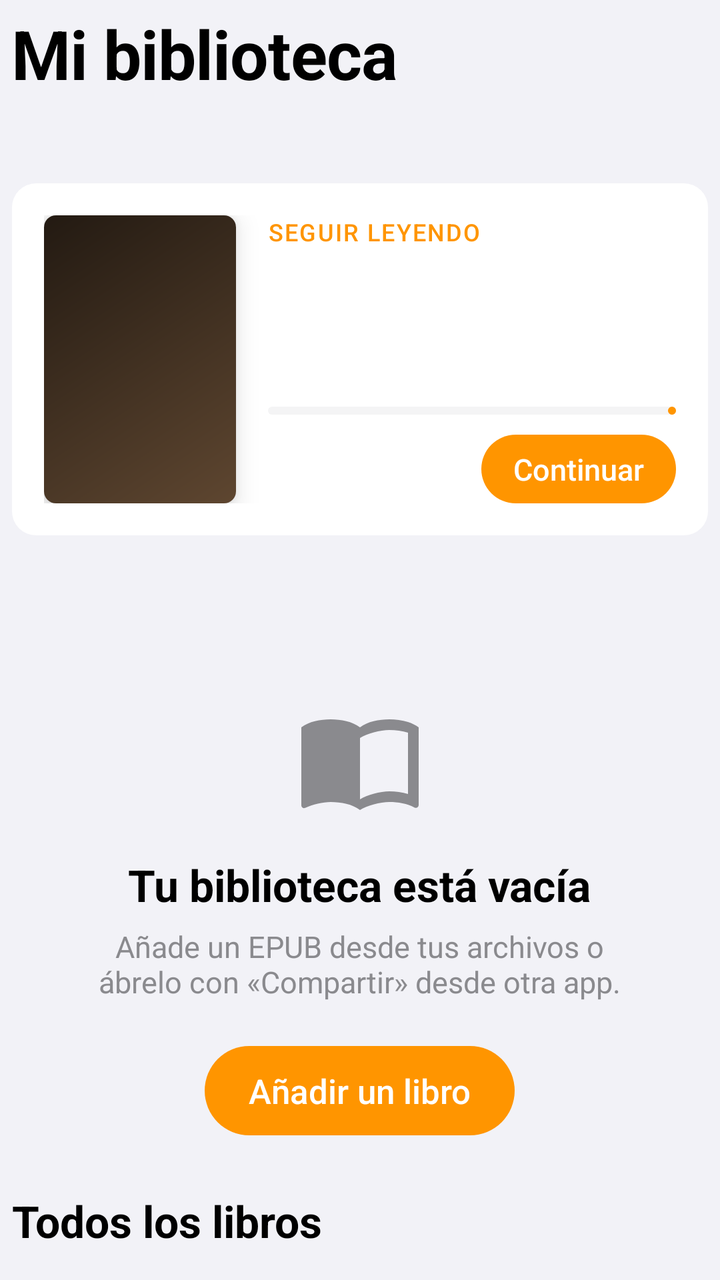
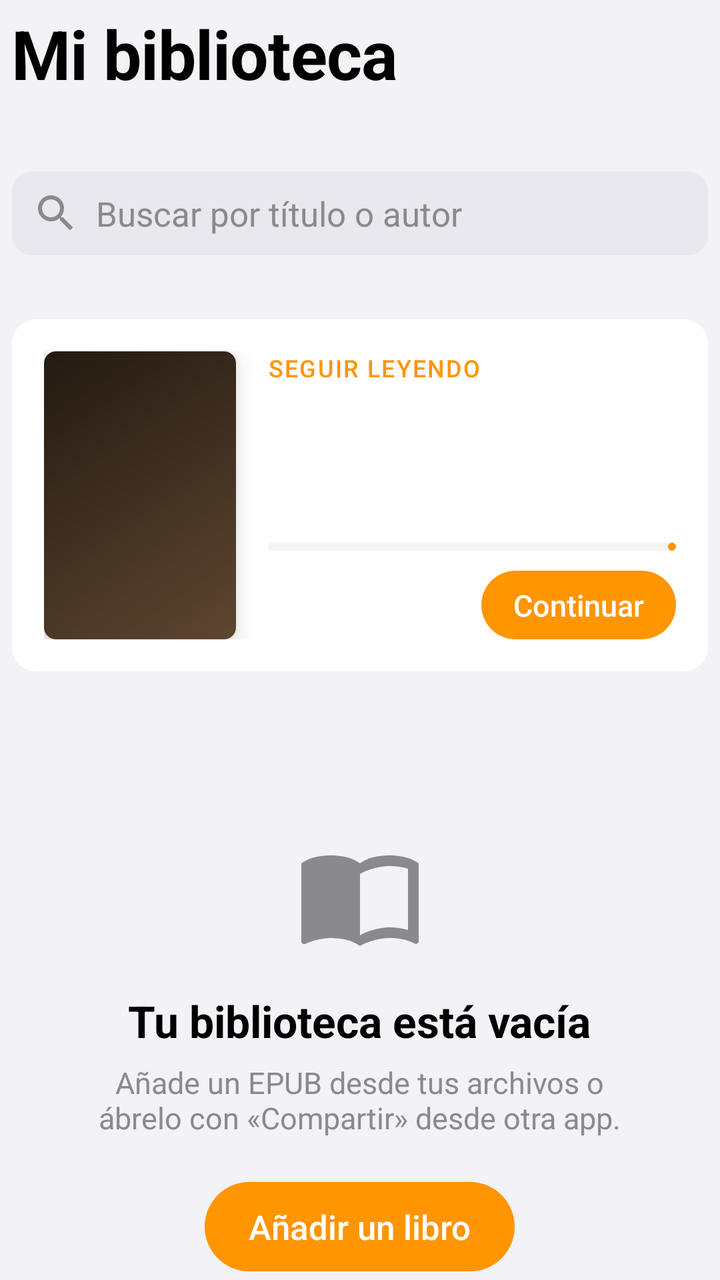

Before-and-after screenshots of an Android layout around one commit, followed by the original layout XML and the change that was made.
<!-- AndroidManifest.xml: application theme Theme.EpubFold -->
<!-- res/layout/item_library_header.xml -->
<?xml version="1.0" encoding="utf-8"?>
<LinearLayout xmlns:android="http://schemas.android.com/apk/res/android"
    xmlns:app="http://schemas.android.com/apk/res-auto"
    android:layout_width="match_parent"
    android:layout_height="wrap_content"
    android:orientation="vertical"
    android:paddingHorizontal="6dp">

    <TextView
        style="@style/Text.LargeTitle"
        android:layout_width="wrap_content"
        android:layout_height="wrap_content"
        android:layout_marginTop="4dp"
        android:text="@string/library" />

    <TextView
        android:id="@+id/count"
        style="@style/Text.Subhead"
        android:layout_width="wrap_content"
        android:layout_height="wrap_content"
        android:layout_marginTop="2dp" />

    
    <LinearLayout
        android:id="@+id/hero"
        android:layout_width="match_parent"
        android:layout_height="wrap_content"
        android:layout_marginTop="20dp"
        android:background="@drawable/bg_group"
        android:clickable="true"
        android:focusable="true"
        android:foreground="?attr/selectableItemBackground"
        android:orientation="horizontal"
        android:padding="16dp">

        <androidx.cardview.widget.CardView
            android:layout_width="96dp"
            android:layout_height="144dp"
            app:cardCornerRadius="6dp"
            app:cardElevation="8dp"
            app:cardUseCompatPadding="false">

            <FrameLayout
                android:layout_width="match_parent"
                android:layout_height="match_parent">

                <ImageView
                    android:id="@+id/heroCover"
                    android:layout_width="match_parent"
                    android:layout_height="match_parent"
                    android:background="@drawable/cover_placeholder"
                    android:contentDescription="@null"
                    android:scaleType="centerCrop" />

                <TextView
                    android:id="@+id/heroCoverTitle"
                    android:layout_width="match_parent"
                    android:layout_height="match_parent"
                    android:ellipsize="end"
                    android:fontFamily="serif"
                    android:gravity="center"
                    android:maxLines="5"
                    android:padding="8dp"
                    android:textColor="#F3E3C3"
                    android:textSize="12sp" />
            </FrameLayout>
        </androidx.cardview.widget.CardView>

        <LinearLayout
            android:layout_width="0dp"
            android:layout_height="match_parent"
            android:layout_marginStart="16dp"
            android:layout_weight="1"
            android:orientation="vertical">

            <TextView
                style="@style/Text.Caption"
                android:layout_width="wrap_content"
                android:layout_height="wrap_content"
                android:text="Seguir leyendo"
                android:textColor="@color/accent" />

            <TextView
                android:id="@+id/heroTitle"
                android:layout_width="match_parent"
                android:layout_height="wrap_content"
                android:layout_marginTop="6dp"
                android:ellipsize="end"
                android:fontFamily="serif"
                android:maxLines="2"
                android:textColor="@color/label"
                android:textSize="20sp"
                android:textStyle="bold" />

            <TextView
                android:id="@+id/heroAuthor"
                style="@style/Text.Subhead"
                android:layout_width="match_parent"
                android:layout_height="wrap_content"
                android:layout_marginTop="2dp"
                android:ellipsize="end"
                android:maxLines="1" />

            <Space
                android:layout_width="match_parent"
                android:layout_height="0dp"
                android:layout_weight="1" />

            <com.google.android.material.progressindicator.LinearProgressIndicator
                android:id="@+id/heroProgress"
                android:layout_width="match_parent"
                android:layout_height="wrap_content"
                android:max="1000"
                app:indicatorColor="@color/accent"
                app:trackColor="@color/fill"
                app:trackCornerRadius="2dp"
                app:trackThickness="4dp" />

            <LinearLayout
                android:layout_width="match_parent"
                android:layout_height="wrap_content"
                android:layout_marginTop="10dp"
                android:gravity="center_vertical"
                android:orientation="horizontal">

                <TextView
                    android:id="@+id/heroPercent"
                    style="@style/Text.Footnote"
                    android:layout_width="0dp"
                    android:layout_height="wrap_content"
                    android:layout_weight="1" />

                <TextView
                    android:id="@+id/heroContinue"
                    android:layout_width="wrap_content"
                    android:layout_height="wrap_content"
                    android:background="@drawable/bg_pill_accent"
                    android:fontFamily="sans-serif-medium"
                    android:paddingHorizontal="16dp"
                    android:paddingVertical="7dp"
                    android:text="Continuar"
                    android:textColor="@android:color/white"
                    android:textSize="15sp" />
            </LinearLayout>
        </LinearLayout>
    </LinearLayout>

    
    <LinearLayout
        android:id="@+id/empty"
        android:layout_width="match_parent"
        android:layout_height="wrap_content"
        android:layout_marginTop="80dp"
        android:gravity="center_horizontal"
        android:orientation="vertical">

        <ImageView
            android:layout_width="64dp"
            android:layout_height="64dp"
            android:contentDescription="@null"
            android:src="@drawable/ic_book"
            app:tint="@color/label_secondary" />

        <TextView
            style="@style/Text.Title2"
            android:layout_width="wrap_content"
            android:layout_height="wrap_content"
            android:layout_marginTop="16dp"
            android:text="Tu biblioteca está vacía" />

        <TextView
            style="@style/Text.Subhead"
            android:layout_width="wrap_content"
            android:layout_height="wrap_content"
            android:layout_marginTop="6dp"
            android:gravity="center"
            android:text="Añade un EPUB desde tus archivos o\nábrelo con «Compartir» desde otra app." />

        <TextView
            android:id="@+id/emptyAdd"
            android:layout_width="wrap_content"
            android:layout_height="wrap_content"
            android:layout_marginTop="22dp"
            android:background="@drawable/bg_pill_accent"
            android:fontFamily="sans-serif-medium"
            android:paddingHorizontal="22dp"
            android:paddingVertical="11dp"
            android:text="Añadir un libro"
            android:textColor="@android:color/white"
            android:textSize="17sp" />
    </LinearLayout>

    
    <LinearLayout
        android:id="@+id/section"
        android:layout_width="match_parent"
        android:layout_height="wrap_content"
        android:layout_marginTop="28dp"
        android:layout_marginBottom="12dp"
        android:gravity="center_vertical"
        android:orientation="horizontal">

        <TextView
            style="@style/Text.Title2"
            android:layout_width="0dp"
            android:layout_height="wrap_content"
            android:layout_weight="1"
            android:text="Todos los libros" />

        <FrameLayout
            android:id="@+id/sortBox"
            android:layout_width="wrap_content"
            android:layout_height="wrap_content" />
    </LinearLayout>
</LinearLayout>
<!-- resources referenced by this layout -->
<resources>
  <color name="accent">#FF9500</color>
  <color name="fill">#14767680</color>
  <color name="label">#000000</color>
  <color name="label_secondary">#8A8A8E</color>
  <!-- drawable bg_group (drawable) -->
  <shape xmlns:android="http://schemas.android.com/apk/res/android">
      <solid android:color="@color/group_bg" />
      <corners android:radius="12dp" />
  </shape>
  <!-- drawable bg_pill_accent (drawable) -->
  <shape xmlns:android="http://schemas.android.com/apk/res/android">
      <solid android:color="@color/accent" />
      <corners android:radius="100dp" />
  </shape>
  <!-- drawable cover_placeholder (drawable) -->
  <shape xmlns:android="http://schemas.android.com/apk/res/android">
      <gradient android:angle="135" android:startColor="#5E4630" android:endColor="#231A12" />
  </shape>
  <string name="library">Mi biblioteca</string>
  <style name="Text.Caption" parent="">
          <item name="android:textSize">12sp</item>
          <item name="android:fontFamily">sans-serif-medium</item>
          <item name="android:letterSpacing">0.06</item>
          <item name="android:textAllCaps">true</item>
          <item name="android:textColor">@color/label_secondary</item>
      </style>
  <style name="Text.Footnote" parent="">
          <item name="android:textSize">13sp</item>
          <item name="android:textColor">@color/label_secondary</item>
      </style>
  <style name="Text.LargeTitle" parent="">
          <item name="android:textSize">34sp</item>
          <item name="android:textStyle">bold</item>
          <item name="android:letterSpacing">-0.01</item>
          <item name="android:textColor">@color/label</item>
      </style>
  <style name="Text.Subhead" parent="">
          <item name="android:textSize">15sp</item>
          <item name="android:textColor">@color/label_secondary</item>
      </style>
  <style name="Text.Title2" parent="">
          <item name="android:textSize">22sp</item>
          <item name="android:textStyle">bold</item>
          <item name="android:textColor">@color/label</item>
      </style>
  <color name="group_bg">#FFFFFF</color>
  <color name="card">#FFFFFF</color>
  <color name="bg_grouped">#F2F2F7</color>
  <style name="ThemeOverlay.EpubFold.Sheet" parent="ThemeOverlay.Material3.BottomSheetDialog">
          <item name="bottomSheetStyle">@style/Widget.EpubFold.Sheet</item>
      </style>
  <style name="Widget.EpubFold.Sheet" parent="Widget.Material3.BottomSheet.Modal">
          <item name="backgroundTint">@color/sheet_bg</item>
          <item name="shapeAppearance">@style/Shape.EpubFold.Sheet</item>
      </style>
  <color name="sheet_bg">#F2F2F7</color>
  <style name="Shape.EpubFold.Sheet" parent="">
          <item name="cornerFamily">rounded</item>
          <item name="cornerSizeTopLeft">22dp</item>
          <item name="cornerSizeTopRight">22dp</item>
          <item name="cornerSizeBottomLeft">0dp</item>
          <item name="cornerSizeBottomRight">0dp</item>
      </style>
  <!-- unchanged entries left out for length: 2 -->
</resources>

<!-- the commit's change to res/layout/item_library_header.xml (unified diff, before → after) -->
@@ -19,6 +19,32 @@
         android:layout_width="wrap_content"
         android:layout_height="wrap_content"
         android:layout_marginTop="2dp" />
+
+    
+    <EditText
+        android:id="@+id/search"
+        android:layout_width="match_parent"
+        android:layout_height="wrap_content"
+        android:layout_marginTop="14dp"
+        android:background="@drawable/bg_search_field"
+        android:drawableStart="@drawable/ic_search"
+        android:drawablePadding="8dp"
+        android:drawableTint="@color/label_secondary"
+        android:hint="Buscar por título o autor"
+        android:imeOptions="actionSearch"
+        android:importantForAutofill="no"
+        android:inputType="text"
+        android:paddingHorizontal="10dp"
+        android:paddingVertical="9dp"
+        android:textColor="@color/label"
+        android:textColorHint="@color/label_secondary"
+        android:textSize="17sp" />
+
+    <FrameLayout
+        android:id="@+id/filterBox"
+        android:layout_width="match_parent"
+        android:layout_height="wrap_content"
+        android:layout_marginTop="12dp" />
 
     
     <LinearLayout
@@ -205,6 +231,7 @@
             android:layout_width="0dp"
             android:layout_height="wrap_content"
             android:layout_weight="1"
+            android:id="@+id/sectionTitle"
             android:text="Todos los libros" />
 
         <FrameLayout
<!-- resource entries referenced after the edit -->
@@ -14,10 +14,21 @@
       <solid android:color="@color/accent" />
       <corners android:radius="100dp" />
   </shape>
+  <!-- drawable bg_search_field (drawable) -->
+  <shape xmlns:android="http://schemas.android.com/apk/res/android">
+      <solid android:color="@color/fill" />
+      <corners android:radius="10dp" />
+  </shape>
   <!-- drawable cover_placeholder (drawable) -->
   <shape xmlns:android="http://schemas.android.com/apk/res/android">
       <gradient android:angle="135" android:startColor="#5E4630" android:endColor="#231A12" />
   </shape>
+  <!-- drawable ic_search (drawable) -->
+  <vector xmlns:android="http://schemas.android.com/apk/res/android"
+      android:width="24dp" android:height="24dp"
+      android:viewportWidth="24" android:viewportHeight="24">
+      <path android:fillColor="#FF000000" android:pathData="M15.5,14h-0.79l-0.28,-0.27C15.41,12.59 16,11.11 16,9.5 16,5.91 13.09,3 9.5,3S3,5.91 3,9.5 5.91,16 9.5,16c1.61,0 3.09,-0.59 4.23,-1.57l0.27,0.28v0.79l5,4.99L20.49,19l-4.99,-5zM9.5,14C7.01,14 5,11.99 5,9.5S7.01,5 9.5,5 14,7.01 14,9.5 11.99,14 9.5,14z" />
+  </vector>
   <string name="library">Mi biblioteca</string>
   <style name="Text.Caption" parent="">
           <item name="android:textSize">12sp</item>
